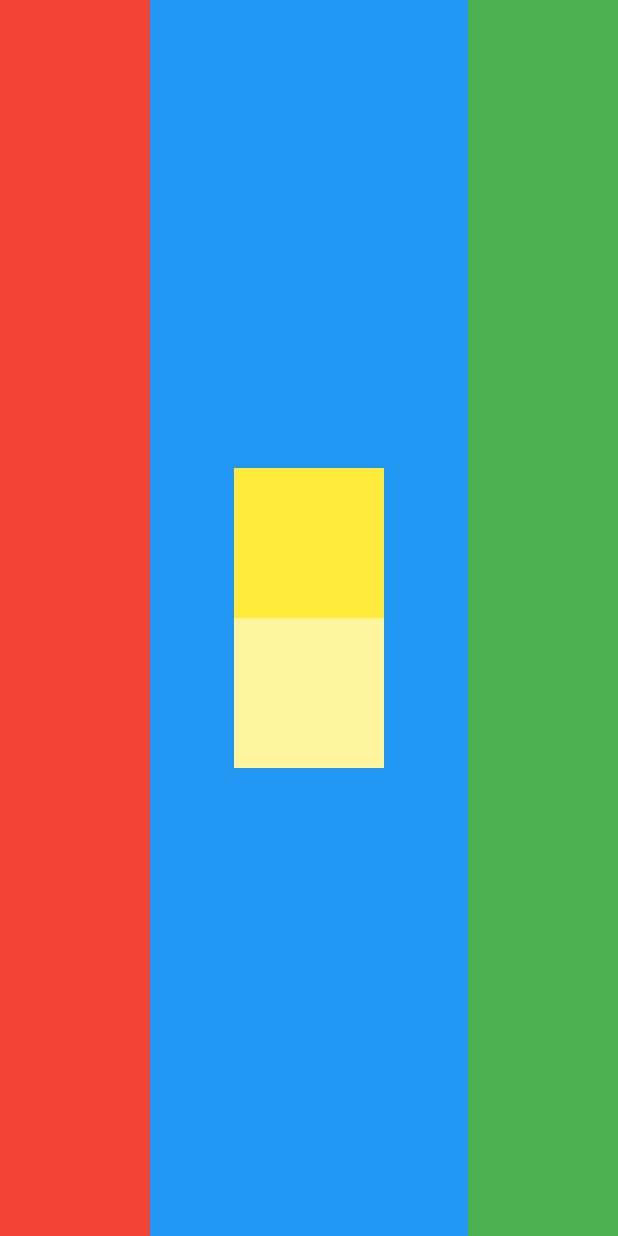
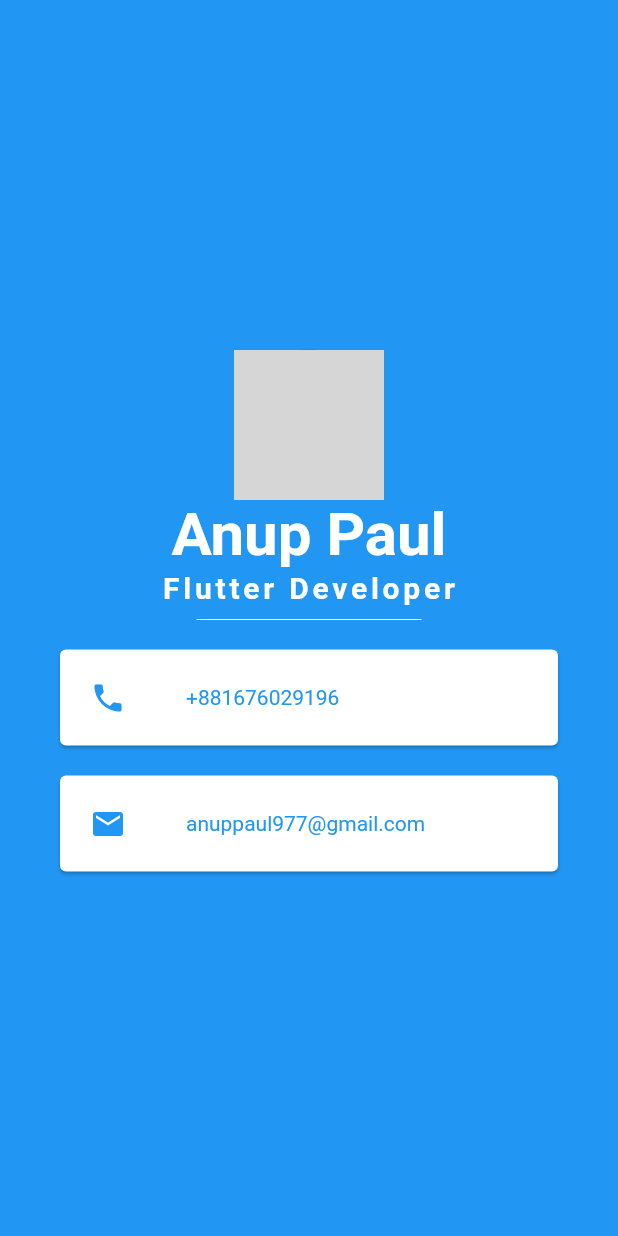
Before and after one commit to anup-paul/mi_card_flutter, a Flutter app: the screen it shows after launch, on a phone screen of 412 x 824 dp. Run offline on Flutter 3.47's test engine with Material 2 defaults, Android fonts, the phone set to English and light mode, and no system bars; grey boxes are pictures that could not be loaded.

Commit message:
complete mi_card

```diff
--- a/lib/main.dart
+++ b/lib/main.dart
@@ -70,33 +70,107 @@ class MyApp extends StatelessWidget {
             //   ],
 
             // ),
-            child: Row(
-              mainAxisAlignment: MainAxisAlignment.spaceBetween,
+            // child: Row(
+            //   mainAxisAlignment: MainAxisAlignment.spaceBetween,
+            //   children: [
+            //     Container(
+            //       width: 100.00,
+            //       color: Colors.red,
+            //     ),
+            //     Container(
+            //       child: Column(
+            //         mainAxisAlignment: MainAxisAlignment.center,
+            //         children: [
+            //           Container(
+            //             height: 100.00,
+            //             width: 100.00,
+            //             color: Colors.yellow,
+            //           ),
+            //           Container(
+            //             height: 100.00,
+            //             width: 100.00,
+            //             color: Colors.yellow[200],
+            //           )
+            //         ],
+            //       ),
+            //     ),
+            //     Container(
+            //       width: 100.00,
+            //       color: Colors.green,
+            //     )
+            //   ],
+            // ),
+
+            child: Column(
+              mainAxisAlignment: MainAxisAlignment.center,
               children: [
-                Container(
-                  width: 100.00,
-                  color: Colors.red,
+                CircleAvatar(
+                  radius: 50.00,
+                  backgroundImage: AssetImage('/Images/DP3 (2).jpg'),
                 ),
-                Container(
-                  child: Column(
-                    mainAxisAlignment: MainAxisAlignment.center,
-                    children: [
-                      Container(
-                        height: 100.00,
-                        width: 100.00,
-                        color: Colors.yellow,
-                      ),
-                      Container(
-                        height: 100.00,
-                        width: 100.00,
-                        color: Colors.yellow[200],
-                      )
-                    ],
+                Text(
+                  'Anup Paul',
+                  style: TextStyle(
+                      fontSize: 40.00,
+                      color: Colors.white,
+                      fontWeight: FontWeight.bold),
+                ),
+                Text(
+                  'Flutter Developer',
+                  style: TextStyle(
+                      fontSize: 20.00,
+                      color: Colors.white,
+                      letterSpacing: 2.5,
+                      fontWeight: FontWeight.bold),
+                ),
+                SizedBox(
+                  height: 20.00,
+                  width: 150.00,
+                  child: Divider(
+                    color: Colors.white,
                   ),
                 ),
-                Container(
-                  width: 100.00,
-                  color: Colors.green,
+                Card(
+                  color: Colors.white,
+                  margin: EdgeInsets.symmetric(vertical: 10, horizontal: 40),
+                  // padding: EdgeInsets.all(10),
+                  child: Padding(
+                    padding: EdgeInsets.all(20.00),
+                    child: Row(
+                      children: [
+                        Icon(
+                          Icons.phone,
+                          color: Colors.blue,
+                        ),
+                        SizedBox(width: 40),
+                        Text(
+                          "+881676029196",
+                          style: TextStyle(color: Colors.blue),
+                        )
+                      ],
+                    ),
+                  ),
+                ),
+                Card(
+                  color: Colors.white,
+                  margin: EdgeInsets.symmetric(vertical: 10, horizontal: 40),
+                  // padding: EdgeInsets.all(10),
+                  child: Padding(
+                    padding: EdgeInsets.all(20.00),
+                    child: Row(
+                      children: [
+                        Icon(
+                          Icons.email,
+                          color: Colors.blue,
+                        ),
+                        SizedBox(width: 40),
+                        Text(
+                          "anuppaul977@gmail.com",
+                          style: TextStyle(color: Colors.blue),
+                        )
+                      ],
+                    ),
+                  ),
                 )
               ],
             ),
--- a/pubspec.yaml
+++ b/pubspec.yaml
@@ -45,9 +45,8 @@ flutter:
   uses-material-design: true
 
   # To add assets to your application, add an assets section, like this:
-  # assets:
-  #   - images/a_dot_burr.jpeg
-  #   - images/a_dot_ham.jpeg
+  assets:
+    - images/DP3 (2).jpg
 
   # An image asset can refer to one or more resolution-specific "variants", see
   # https://flutter.dev/assets-and-images/#resolution-aware.
```
Also changed, not shown: Images/DP3 (2).jpg (added).
